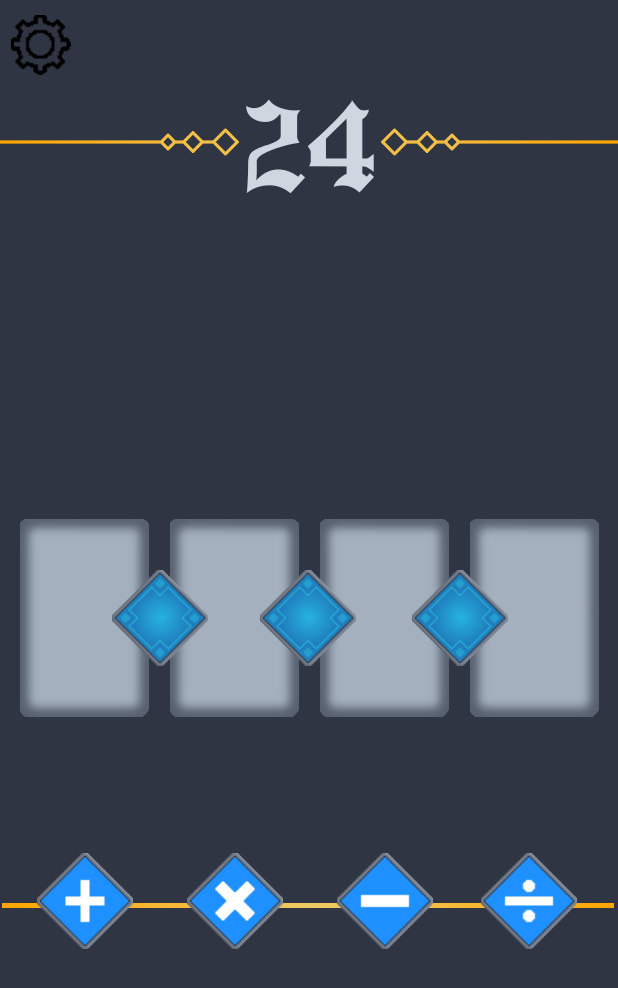
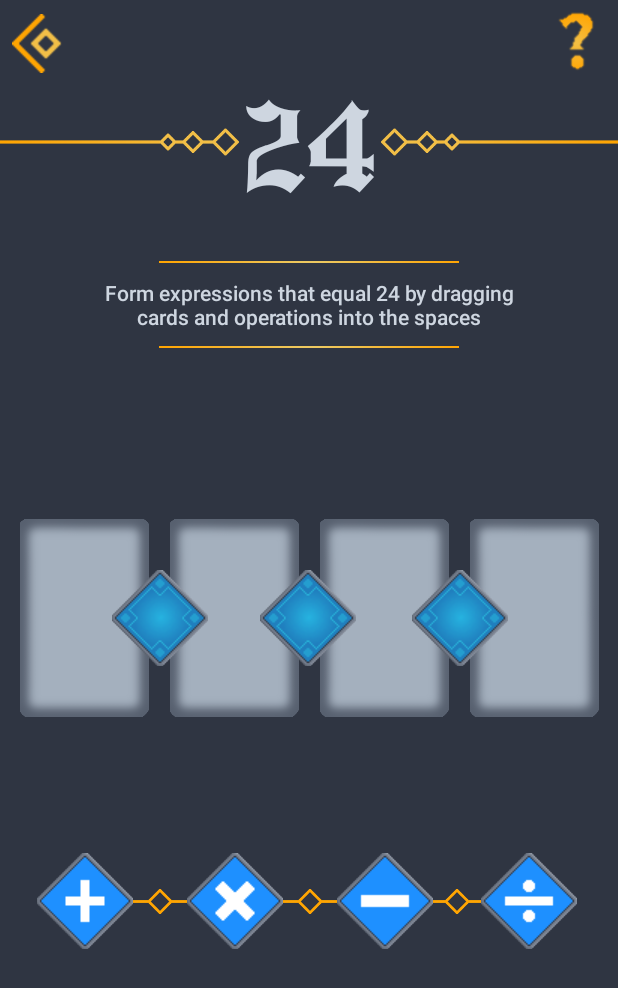
Before and after one commit to vincentwang60/Android-App-24-Puzzle-Game, an Android app: the MainActivity screen opened directly, with no data from a screen before it, on a phone screen of 412 x 824 dp. Shown: the top 988 px of the screen. Run offline under Robolectric (Android 15) with nearby library versions, the phone set to English and light mode, and no system bars; 3 statements that could not run were skipped.

Commit message:
help button

```diff
--- a/app/src/main/res/layout/activity_main.xml
+++ b/app/src/main/res/layout/activity_main.xml
@@ -8,18 +8,37 @@
     android:background="#2f3542"
     tools:context=".MainActivity">
 
-    <ImageButton
-        android:id="@+id/imageButton"
-        android:layout_width="50dp"
-        android:layout_height="51dp"
-        android:layout_marginTop="4dp"
-        android:layout_marginEnd="360dp"
-        android:layout_marginRight="360dp"
-        android:background="@null"
-        android:onClick="sendMessage"
-        app:layout_constraintEnd_toEndOf="parent"
-        app:layout_constraintTop_toTopOf="parent"
-        app:srcCompat="@drawable/settings" />
+    <ImageView
+        android:id="@+id/flair1"
+        android:layout_width="40dp"
+        android:layout_height="22dp"
+        app:layout_constraintBottom_toBottomOf="@+id/op2"
+        app:layout_constraintEnd_toStartOf="@+id/op2"
+        app:layout_constraintStart_toEndOf="@+id/op1"
+        app:layout_constraintTop_toTopOf="@+id/op2"
+        app:srcCompat="@drawable/flair2" />
+
+    <ImageView
+        android:id="@+id/flair2"
+        android:layout_width="40dp"
+        android:layout_height="22dp"
+        app:layout_constraintBottom_toBottomOf="@+id/op2"
+        app:layout_constraintEnd_toStartOf="@+id/op3"
+        app:layout_constraintHorizontal_bias="0.5"
+        app:layout_constraintStart_toEndOf="@+id/op2"
+        app:layout_constraintTop_toTopOf="@+id/op2"
+        app:srcCompat="@drawable/flair2" />
+
+    <ImageView
+        android:id="@+id/flair3"
+        android:layout_width="40dp"
+        android:layout_height="22dp"
+        app:layout_constraintBottom_toBottomOf="@+id/op2"
+        app:layout_constraintEnd_toStartOf="@+id/op4"
+        app:layout_constraintHorizontal_bias="0.5"
+        app:layout_constraintStart_toEndOf="@+id/op3"
+        app:layout_constraintTop_toTopOf="@+id/op2"
+        app:srcCompat="@drawable/flair2" />
 
     <ImageView
         android:id="@+id/flair"
@@ -59,8 +78,8 @@
         android:id="@+id/cardSlot3"
         android:layout_width="86dp"
         android:layout_height="132dp"
+        android:layout_marginLeft="100dp"
         android:layout_marginStart="100dp"
-        android:layout_marginLeft="100dp"
         app:layout_constraintBottom_toBottomOf="parent"
         app:layout_constraintEnd_toEndOf="parent"
         app:layout_constraintStart_toStartOf="parent"
@@ -71,8 +90,8 @@
         android:id="@+id/cardSlot4"
         android:layout_width="86dp"
         android:layout_height="132dp"
+        android:layout_marginLeft="300dp"
         android:layout_marginStart="300dp"
-        android:layout_marginLeft="300dp"
         app:layout_constraintBottom_toBottomOf="parent"
         app:layout_constraintEnd_toEndOf="parent"
         app:layout_constraintStart_toStartOf="parent"
@@ -80,24 +99,12 @@
         app:srcCompat="@drawable/empty" />
 
     <ImageView
-        android:id="@+id/border"
-        android:layout_width="408dp"
-        android:layout_height="163dp"
-        app:layout_constraintBottom_toBottomOf="parent"
-        app:layout_constraintEnd_toEndOf="parent"
-        app:layout_constraintHorizontal_bias="0.333"
-        app:layout_constraintStart_toStartOf="parent"
-        app:layout_constraintTop_toTopOf="parent"
-        app:layout_constraintVertical_bias="0.79"
-        app:srcCompat="@drawable/border" />
-
-    <ImageView
         android:id="@+id/card1"
         android:layout_width="86dp"
         android:layout_height="132dp"
+        android:layout_marginBottom="16dp"
+        android:layout_marginLeft="5dp"
         android:layout_marginStart="5dp"
-        android:layout_marginLeft="5dp"
-        android:layout_marginBottom="16dp"
         app:layout_constraintBottom_toBottomOf="parent"
         app:layout_constraintStart_toStartOf="parent"
         app:srcCompat="@drawable/sevend" />
@@ -128,12 +135,68 @@
         android:id="@+id/card4"
         android:layout_width="86dp"
         android:layout_height="132dp"
+        android:layout_marginBottom="16dp"
         android:layout_marginEnd="5dp"
         android:layout_marginRight="5dp"
-        android:layout_marginBottom="16dp"
         app:layout_constraintBottom_toBottomOf="parent"
         app:layout_constraintEnd_toEndOf="parent"
         app:srcCompat="@drawable/sevend" />
+
+    <ImageView
+        android:id="@+id/dupOp4"
+        android:layout_width="wrap_content"
+        android:layout_height="wrap_content"
+        android:layout_marginLeft="300dp"
+        android:layout_marginStart="300dp"
+        app:layout_constraintBottom_toBottomOf="parent"
+        app:layout_constraintEnd_toEndOf="parent"
+        app:layout_constraintHorizontal_bias="0.425"
+        app:layout_constraintStart_toStartOf="parent"
+        app:layout_constraintTop_toTopOf="parent"
+        app:layout_constraintVertical_bias="0.748"
+        app:srcCompat="@drawable/divide" />
+
+    <ImageView
+        android:id="@+id/dupOp2"
+        android:layout_width="wrap_content"
+        android:layout_height="wrap_content"
+        android:layout_marginEnd="100dp"
+        android:layout_marginRight="100dp"
+        app:layout_constraintBottom_toBottomOf="parent"
+        app:layout_constraintEnd_toEndOf="parent"
+        app:layout_constraintHorizontal_bias="0.502"
+        app:layout_constraintStart_toStartOf="parent"
+        app:layout_constraintTop_toTopOf="parent"
+        app:layout_constraintVertical_bias="0.748"
+        app:srcCompat="@drawable/times" />
+
+    <ImageView
+        android:id="@+id/dupOp3"
+        android:layout_width="wrap_content"
+        android:layout_height="wrap_content"
+        android:layout_marginLeft="100dp"
+        android:layout_marginStart="100dp"
+        app:layout_constraintBottom_toBottomOf="parent"
+        app:layout_constraintEnd_toEndOf="parent"
+        app:layout_constraintHorizontal_bias="0.502"
+        app:layout_constraintStart_toStartOf="parent"
+        app:layout_constraintTop_toTopOf="parent"
+        app:layout_constraintVertical_bias="0.748"
+        app:srcCompat="@drawable/minus" />
+
+    <ImageView
+        android:id="@+id/dupOp1"
+        android:layout_width="wrap_content"
+        android:layout_height="wrap_content"
+        android:layout_marginEnd="300dp"
+        android:layout_marginRight="300dp"
+        app:layout_constraintBottom_toBottomOf="parent"
+        app:layout_constraintEnd_toEndOf="parent"
+        app:layout_constraintHorizontal_bias="0.51"
+        app:layout_constraintStart_toStartOf="parent"
+        app:layout_constraintTop_toTopOf="parent"
+        app:layout_constraintVertical_bias="0.748"
+        app:srcCompat="@drawable/plus" />
 
     <ImageView
         android:id="@+id/dupOpSlot2"
@@ -170,8 +233,8 @@
         android:id="@+id/op4"
         android:layout_width="wrap_content"
         android:layout_height="wrap_content"
+        android:layout_marginLeft="300dp"
         android:layout_marginStart="300dp"
-        android:layout_marginLeft="300dp"
         app:layout_constraintBottom_toBottomOf="parent"
         app:layout_constraintEnd_toEndOf="parent"
         app:layout_constraintHorizontal_bias="0.425"
@@ -184,8 +247,8 @@
         android:id="@+id/op3"
         android:layout_width="wrap_content"
         android:layout_height="wrap_content"
+        android:layout_marginLeft="100dp"
         android:layout_marginStart="100dp"
-        android:layout_marginLeft="100dp"
         app:layout_constraintBottom_toBottomOf="parent"
         app:layout_constraintEnd_toEndOf="parent"
         app:layout_constraintHorizontal_bias="0.502"
@@ -223,75 +286,6 @@
         app:srcCompat="@drawable/plus" />
 
     <ImageView
-        android:id="@+id/dupOp4"
-        android:layout_width="wrap_content"
-        android:layout_height="wrap_content"
-        android:layout_marginStart="300dp"
-        android:layout_marginLeft="300dp"
-        app:layout_constraintBottom_toBottomOf="parent"
-        app:layout_constraintEnd_toEndOf="parent"
-        app:layout_constraintHorizontal_bias="0.425"
-        app:layout_constraintStart_toStartOf="parent"
-        app:layout_constraintTop_toTopOf="parent"
-        app:layout_constraintVertical_bias="0.748"
-        app:srcCompat="@drawable/divide" />
-
-    <ImageView
-        android:id="@+id/dupOp3"
-        android:layout_width="wrap_content"
-        android:layout_height="wrap_content"
-        android:layout_marginStart="100dp"
-        android:layout_marginLeft="100dp"
-        app:layout_constraintBottom_toBottomOf="parent"
-        app:layout_constraintEnd_toEndOf="parent"
-        app:layout_constraintHorizontal_bias="0.502"
-        app:layout_constraintStart_toStartOf="parent"
-        app:layout_constraintTop_toTopOf="parent"
-        app:layout_constraintVertical_bias="0.748"
-        app:srcCompat="@drawable/minus" />
-
-    <ImageView
-        android:id="@+id/dupOp2"
-        android:layout_width="wrap_content"
-        android:layout_height="wrap_content"
-        android:layout_marginEnd="100dp"
-        android:layout_marginRight="100dp"
-        app:layout_constraintBottom_toBottomOf="parent"
-        app:layout_constraintEnd_toEndOf="parent"
-        app:layout_constraintHorizontal_bias="0.502"
-        app:layout_constraintStart_toStartOf="parent"
-        app:layout_constraintTop_toTopOf="parent"
-        app:layout_constraintVertical_bias="0.748"
-        app:srcCompat="@drawable/times" />
-
-    <ImageView
-        android:id="@+id/dupOp1"
-        android:layout_width="wrap_content"
-        android:layout_height="wrap_content"
-        android:layout_marginEnd="300dp"
-        android:layout_marginRight="300dp"
-        app:layout_constraintBottom_toBottomOf="parent"
-        app:layout_constraintEnd_toEndOf="parent"
-        app:layout_constraintHorizontal_bias="0.51"
-        app:layout_constraintStart_toStartOf="parent"
-        app:layout_constraintTop_toTopOf="parent"
-        app:layout_constraintVertical_bias="0.748"
-        app:srcCompat="@drawable/plus" />
-
-    <TextView
-        android:id="@+id/text1"
-        android:layout_width="wrap_content"
-        android:layout_height="wrap_content"
-        android:layout_marginTop="36dp"
-        android:fontFamily="@font/ancient"
-        android:text="24"
-        android:textColor="#ced6e0"
-        android:textSize="100dp"
-        app:layout_constraintEnd_toEndOf="parent"
-        app:layout_constraintStart_toStartOf="parent"
-        app:layout_constraintTop_toTopOf="parent" />
-
-    <ImageView
         android:id="@+id/opSlot1"
         android:layout_width="wrap_content"
         android:layout_height="wrap_content"
@@ -322,4 +316,78 @@
         app:layout_constraintTop_toTopOf="@+id/cardSlot3"
         app:srcCompat="@drawable/emptyop" />
 
+    <ImageView
+        android:id="@+id/imageView"
+        android:layout_width="39dp"
+        android:layout_height="42dp"
+        android:layout_marginLeft="8dp"
+        android:layout_marginStart="8dp"
+        android:layout_marginTop="8dp"
+        app:layout_constraintStart_toStartOf="parent"
+        app:layout_constraintTop_toTopOf="parent"
+        app:srcCompat="@drawable/arrow" />
+
+    <TextView
+        android:id="@+id/text1"
+        android:layout_width="wrap_content"
+        android:layout_height="wrap_content"
+        android:layout_marginTop="36dp"
+        android:fontFamily="@font/ancient"
+        android:text="24"
+        android:textColor="#ced6e0"
+        android:textSize="100dp"
+        app:layout_constraintEnd_toEndOf="parent"
+        app:layout_constraintStart_toStartOf="parent"
+        app:layout_constraintTop_toTopOf="parent" />
+
+    <TextView
+        android:id="@+id/textView"
+        android:layout_width="wrap_content"
+        android:layout_height="wrap_content"
+        android:layout_marginTop="40dp"
+        android:alpha="200"
+        android:fontFamily="sans-serif-medium"
+        android:gravity="center"
+        android:text="Form expressions that equal 24 by dragging\ncards and operations into the spaces"
+        android:textColor="#ced6e0"
+        android:typeface="serif"
+        app:layout_constraintEnd_toEndOf="parent"
+        app:layout_constraintHorizontal_bias=".5"
+        app:layout_constraintStart_toStartOf="parent"
+        app:layout_constraintTop_toBottomOf="@+id/flair" />
+
+    <ImageView
+        android:id="@+id/imageView3"
+        android:layout_width="wrap_content"
+        android:layout_height="wrap_content"
+        android:layout_marginTop="10dp"
+        app:layout_constraintEnd_toEndOf="@+id/textView"
+        app:layout_constraintStart_toStartOf="@+id/textView"
+        app:layout_constraintTop_toBottomOf="@+id/textView"
+        app:srcCompat="@drawable/border" />
+
+    <ImageView
+        android:id="@+id/imageView4"
+        android:layout_width="wrap_content"
+        android:layout_height="wrap_content"
+        android:layout_marginBottom="10dp"
+        app:layout_constraintBottom_toTopOf="@+id/textView"
+        app:layout_constraintEnd_toEndOf="parent"
+        app:layout_constraintStart_toStartOf="parent"
+        app:srcCompat="@drawable/border" />
+
+    <ImageButton
+        android:id="@+id/imageButton3"
+        android:layout_width="40dp"
+        android:layout_height="40dp"
+        android:layout_marginEnd="8dp"
+        android:layout_marginRight="8dp"
+        android:layout_marginTop="8dp"
+        android:background="@null"
+        android:cropToPadding="true"
+        android:scaleType="fitCenter"
+        app:layout_constraintEnd_toEndOf="parent"
+        app:layout_constraintTop_toTopOf="parent"
+        app:srcCompat="@drawable/settings" />
+
 </androidx.constraintlayout.widget.ConstraintLayout>
```
Also changed, not shown: app/src/main/res/drawable/arrow.png (added), app/src/main/res/drawable/flair2.png (added), app/src/main/res/drawable/settings.png.
